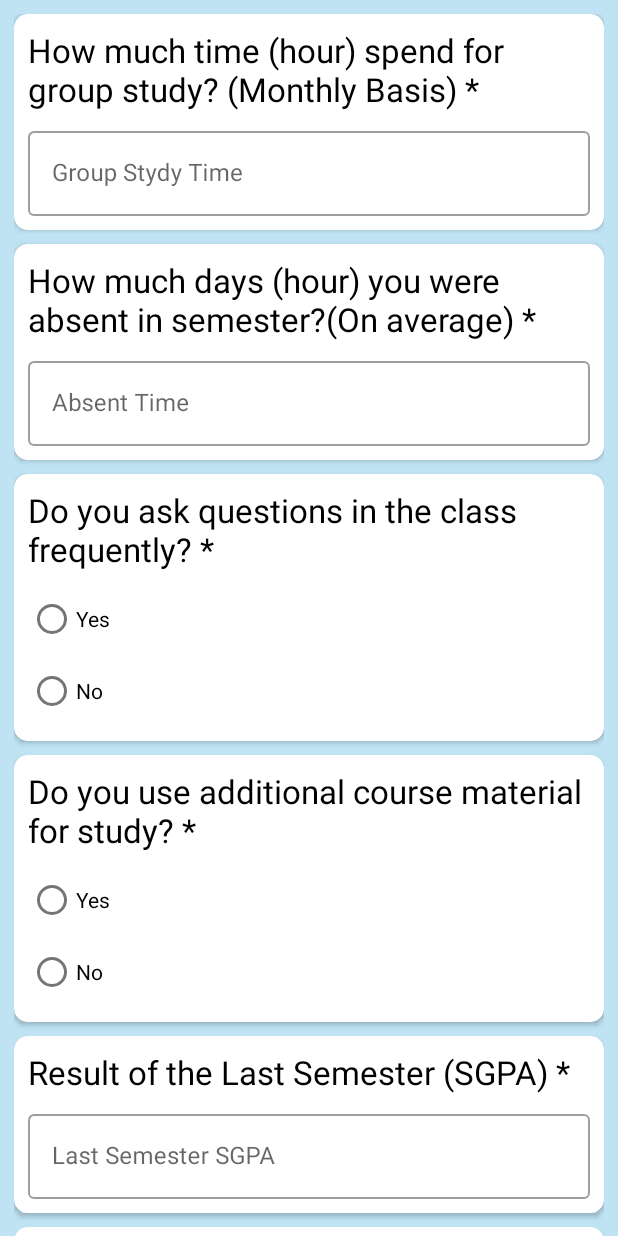
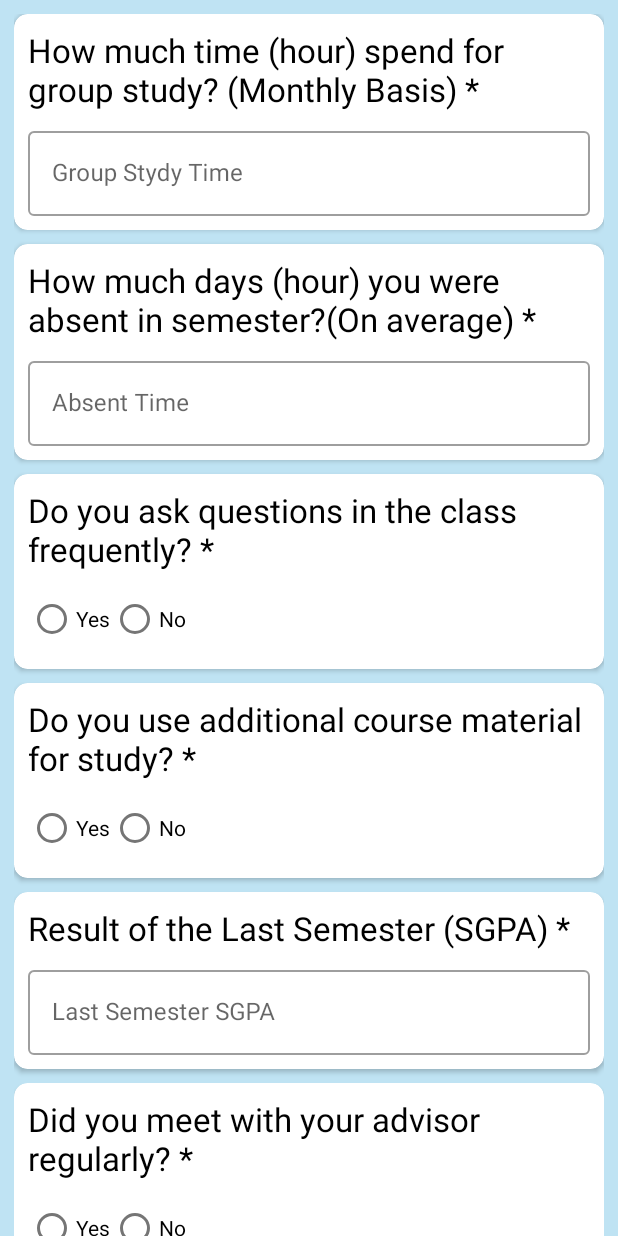
Before and after one commit to zawad2221/student_dropout_servey_app, an Android app: the fragment Page2Fragment placed in its activity, on a phone screen of 412 x 824 dp. Run offline under Robolectric (Android 15) with nearby library versions, the phone set to English and light mode, and no system bars.

Commit message:
before new update in ui

```diff
--- a/StudentSurvey/app/src/main/res/layout/fragment_page2.xml
+++ b/StudentSurvey/app/src/main/res/layout/fragment_page2.xml
@@ -124,18 +124,19 @@
                     />
                 <RadioGroup
                     android:id="@+id/radioGroupAskedQuestionFrequently"
-                    android:layout_width="match_parent"
-                    android:layout_height="wrap_content"
+                    android:layout_width="wrap_content"
+                    android:layout_height="match_parent"
+                    android:orientation="horizontal"
                     >
                     <RadioButton
                         android:id="@+id/radio_button_asked_question_yes"
-                        android:layout_width="match_parent"
-                        android:layout_height="wrap_content"
+                        android:layout_width="wrap_content"
+                        android:layout_height="match_parent"
                         android:text="@string/label_radio_button_yes"/>
                     <RadioButton
                         android:id="@+id/radio_button_asked_question_no"
-                        android:layout_width="match_parent"
-                        android:layout_height="wrap_content"
+                        android:layout_width="wrap_content"
+                        android:layout_height="match_parent"
                         android:text="@string/label_radio_button_no"/>
 
                 </RadioGroup>
@@ -196,16 +197,17 @@
                     android:id="@+id/radioGroupUsedAdditionalMaterial"
                     android:layout_width="match_parent"
                     android:layout_height="wrap_content"
+                    android:orientation="horizontal"
                     >
                     <RadioButton
                         android:id="@+id/radio_button_used_additional_yes"
-                        android:layout_width="match_parent"
-                        android:layout_height="wrap_content"
+                        android:layout_width="wrap_content"
+                        android:layout_height="match_parent"
                         android:text="@string/label_radio_button_yes"/>
                     <RadioButton
                         android:id="@+id/radio_button_used_additional_no"
-                        android:layout_width="match_parent"
-                        android:layout_height="wrap_content"
+                        android:layout_width="wrap_content"
+                        android:layout_height="match_parent"
                         android:text="@string/label_radio_button_no"/>
 
                 </RadioGroup>
@@ -308,16 +310,17 @@
                     android:id="@+id/radioGroupMeetWithAdvisor"
                     android:layout_width="match_parent"
                     android:layout_height="wrap_content"
+                    android:orientation="horizontal"
                     >
                     <RadioButton
                         android:id="@+id/radio_button_meet_advisor_yes"
-                        android:layout_width="match_parent"
-                        android:layout_height="wrap_content"
+                        android:layout_width="wrap_content"
+                        android:layout_height="match_parent"
                         android:text="@string/label_radio_button_yes"/>
                     <RadioButton
                         android:id="@+id/radio_button_meet_advisor_no"
-                        android:layout_width="match_parent"
-                        android:layout_height="wrap_content"
+                        android:layout_width="wrap_content"
+                        android:layout_height="match_parent"
                         android:text="@string/label_radio_button_no"/>
 
                 </RadioGroup>
--- a/StudentSurvey/app/src/main/res/layout/fragment_page3.xml
+++ b/StudentSurvey/app/src/main/res/layout/fragment_page3.xml
@@ -189,7 +189,6 @@
 
         </androidx.cardview.widget.CardView>
         <androidx.cardview.widget.CardView
-            android:visibility="gone"
             android:layout_width="match_parent"
             android:layout_height="wrap_content"
             app:layout_constraintTop_toBottomOf="@id/fatherEduStatusCard"
```
Also changed, not shown: StudentSurvey/app/src/main/java/com/example/studentsurvey/fragment/Page5Fragment.java (added, +53 -0 lines), StudentSurvey/app/src/main/res/layout/fragment_page1.xml (+18 -16 lines), StudentSurvey/app/src/main/res/layout/fragment_page5.xml (added, +20 -0 lines).
